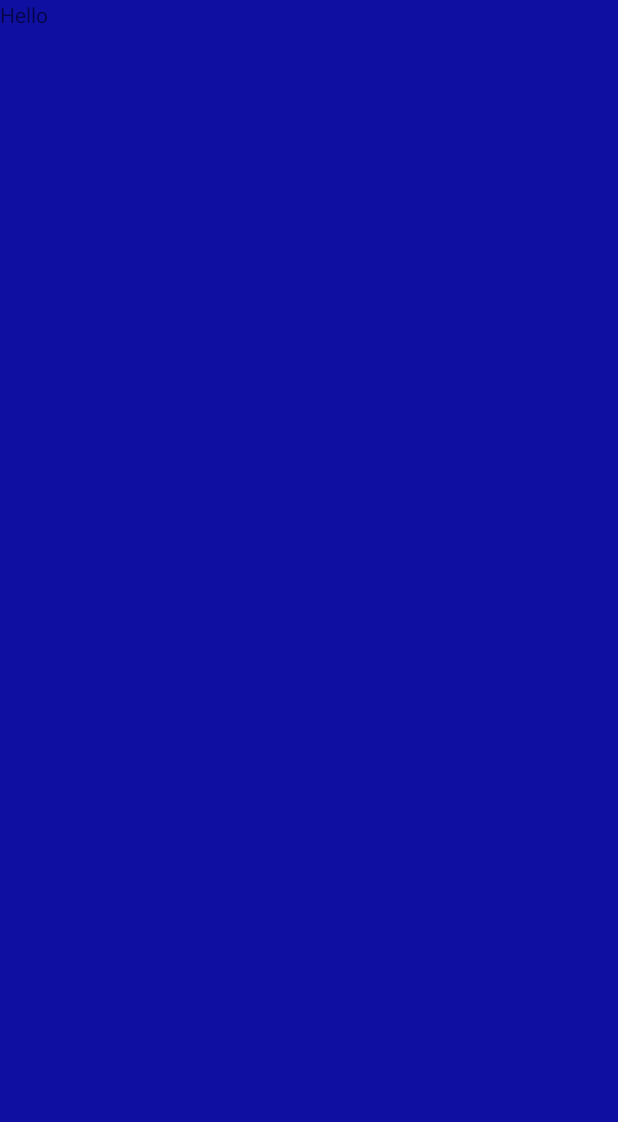
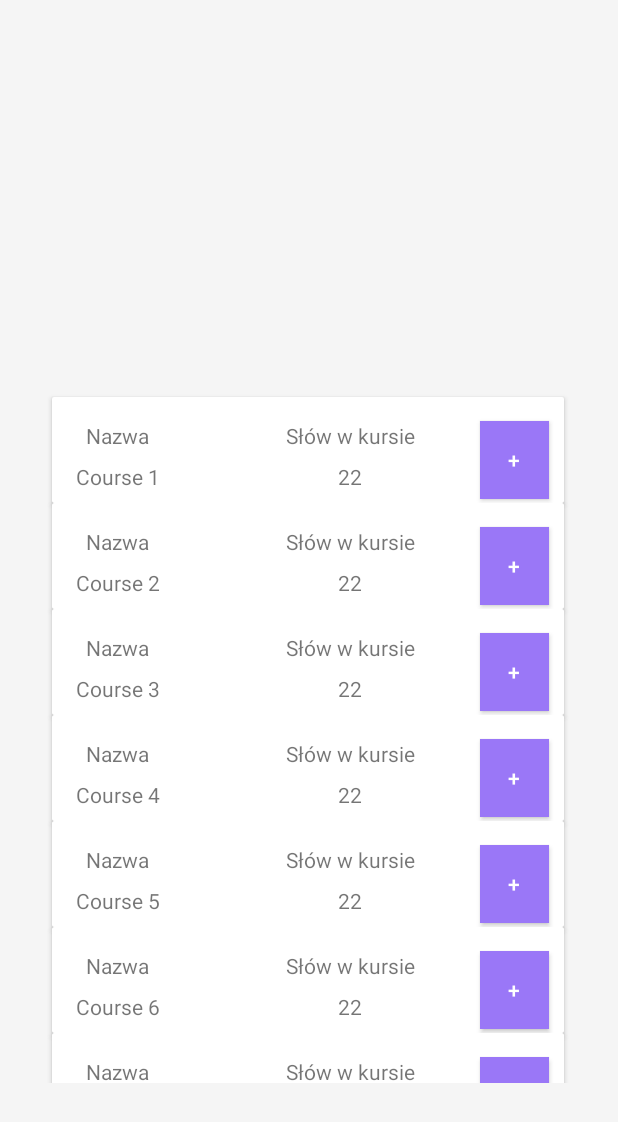
Before and after one commit to masslany/-PAdTM-Langusta, an Android app: the CourseListFragment screen opened through its navigation route, on a phone screen of 412 x 824 dp. Before the commit the part shown is almost empty. Shown: the top 1122 px of the screen. Run offline under Robolectric (Android 15) with nearby library versions, the light colour scheme and no system bars; our stand-ins replace Room's generated code.

Commit message:
initial course list with dummy values implemented

```diff
--- a/app/build.gradle
+++ b/app/build.gradle
@@ -71,11 +71,15 @@ dependencies {
     kapt 'com.github.bumptech.glide:compiler:4.8.0'
 
     // Groupie RecyclerView
-    implementation 'com.xwray:groupie:2.1.0'
-    implementation 'com.xwray:groupie-kotlin-android-extensions:2.1.0'
+    implementation 'com.xwray:groupie:2.8.0'
+    implementation 'com.xwray:groupie-kotlin-android-extensions:2.8.0'
 
     // New Material Design
     implementation "com.google.android.material:material:1.1.0"
+
+    // Recycle View
+    implementation "androidx.recyclerview:recyclerview:1.1.0"
+
 
     testImplementation 'junit:junit:4.12'
     androidTestImplementation 'androidx.test.ext:junit:1.1.1'
--- /dev/null
+++ b/app/src/main/java/com/example/mobilne_projekt/adapter/CourseAdapter.kt
@@ -0,0 +1,31 @@
+package com.example.mobilne_projekt.adapter
+
+import android.view.LayoutInflater
+import android.view.View
+import android.view.ViewGroup
+import android.widget.TextView
+import androidx.recyclerview.widget.RecyclerView
+import com.example.mobilne_projekt.R
+import com.example.mobilne_projekt.data.db.entity.Course
+import kotlinx.android.synthetic.main.item_course.view.*
+
+class CourseAdapter(private val courseList: List<Course>) : RecyclerView.Adapter<CourseAdapter.CourseViewHolder>(){
+
+    override fun onCreateViewHolder(parent: ViewGroup, viewType: Int): CourseViewHolder {
+        val itemView = LayoutInflater.from(parent.context).inflate(R.layout.item_course,
+                       parent, false)
+        return CourseViewHolder(itemView)
+    }
+
+    override fun onBindViewHolder(holder: CourseViewHolder, position: Int) {
+        val currentItem = courseList[position]
+        holder.courseNameTextView.text = currentItem.courseName
+    }
+
+    override fun getItemCount() = courseList.size
+
+    class CourseViewHolder(itemView: View) : RecyclerView.ViewHolder(itemView) {
+        val courseNameTextView: TextView = itemView.courseNameTextView
+    }
+
+}
--- a/app/src/main/java/com/example/mobilne_projekt/ui/CourseListFragment.kt
+++ b/app/src/main/java/com/example/mobilne_projekt/ui/CourseListFragment.kt
@@ -6,8 +6,13 @@ import android.view.LayoutInflater
 import android.view.View
 import android.view.ViewGroup
 import androidx.lifecycle.ViewModelProvider
+import androidx.recyclerview.widget.LinearLayoutManager
 
 import com.example.mobilne_projekt.R
+import com.example.mobilne_projekt.adapter.CourseAdapter
+import com.example.mobilne_projekt.data.db.entity.Course
+import com.example.mobilne_projekt.data.db.entity.Word
+import kotlinx.android.synthetic.main.course_list_fragment.*
 
 class CourseListFragment : Fragment() {
 
@@ -27,7 +32,35 @@ class CourseListFragment : Fragment() {
     override fun onActivityCreated(savedInstanceState: Bundle?) {
         super.onActivityCreated(savedInstanceState)
         viewModel = ViewModelProvider(this).get(CourseListViewModel::class.java)
-        // TODO: Use the ViewModel
+
+        val courseList = listOf<Course>(
+            Course("Course 1", listOf<Word>()),
+            Course("Course 2", listOf<Word>()),
+            Course("Course 3", listOf<Word>()),
+            Course("Course 4", listOf<Word>()),
+            Course("Course 5", listOf<Word>()),
+            Course("Course 6", listOf<Word>()),
+            Course("Course 7", listOf<Word>()),
+            Course("Course 8", listOf<Word>()),
+            Course("Course 9", listOf<Word>()),
+            Course("Course 10", listOf<Word>()),
+            Course("Course 11", listOf<Word>()),
+            Course("Course 11", listOf<Word>()),
+            Course("Course 12", listOf<Word>()),
+            Course("Course 13", listOf<Word>()),
+            Course("Course 14", listOf<Word>()),
+            Course("Course 15", listOf<Word>()),
+            Course("Course 16", listOf<Word>()),
+            Course("Course 17", listOf<Word>()),
+            Course("Course 18", listOf<Word>()),
+            Course("Course 19", listOf<Word>())
+
+        )
+
+        courseListRecycleView.adapter = CourseAdapter(courseList)
+        courseListRecycleView.layoutManager = LinearLayoutManager(super.getContext())
+        courseListRecycleView.setHasFixedSize(true)
+
     }
 
 }
--- /dev/null
+++ b/app/src/main/res/drawable/rectangle.xml
@@ -0,0 +1,4 @@
+<?xml version="1.0" encoding="utf-8"?>
+<selector xmlns:android="http://schemas.android.com/apk/res/android">
+
+</selector>
--- a/app/src/main/res/layout/course_list_fragment.xml
+++ b/app/src/main/res/layout/course_list_fragment.xml
@@ -1,14 +1,39 @@
 <?xml version="1.0" encoding="utf-8"?>
-<FrameLayout xmlns:android="http://schemas.android.com/apk/res/android"
+<androidx.constraintlayout.widget.ConstraintLayout xmlns:android="http://schemas.android.com/apk/res/android"
+    xmlns:app="http://schemas.android.com/apk/res-auto"
     xmlns:tools="http://schemas.android.com/tools"
     android:layout_width="match_parent"
     android:layout_height="match_parent"
-    android:background="#0f0fa2"
+    android:background="#f5f5f5"
     tools:context=".ui.CourseListFragment">
 
-    <TextView
+    <View
+        android:id="@+id/view"
         android:layout_width="match_parent"
-        android:layout_height="match_parent"
-        android:text="Hello" />
+        android:layout_height="229dp"
+        android:background="@drawable/rectangle"
+        app:layout_constraintEnd_toEndOf="parent"
+        app:layout_constraintStart_toStartOf="parent"
+        app:layout_constraintTop_toTopOf="parent" />
 
-</FrameLayout>
+    <androidx.recyclerview.widget.RecyclerView
+        android:id="@+id/courseListRecycleView"
+        android:layout_width="357dp"
+        android:layout_height="465dp"
+        android:layout_marginStart="16dp"
+        android:layout_marginTop="24dp"
+        android:layout_marginEnd="16dp"
+        android:layout_marginBottom="24dp"
+        android:clipToPadding="false"
+        android:padding="8dp"
+        app:layout_constraintBottom_toBottomOf="parent"
+        app:layout_constraintEnd_toEndOf="parent"
+        app:layout_constraintHorizontal_bias="0.484"
+        app:layout_constraintStart_toStartOf="parent"
+        app:layout_constraintTop_toBottomOf="@+id/view"
+        app:layout_constraintVertical_bias="0.038"
+        tools:listitem="@layout/item_course">
+
+    </androidx.recyclerview.widget.RecyclerView>
+
+</androidx.constraintlayout.widget.ConstraintLayout>
--- /dev/null
+++ b/app/src/main/res/layout/item_course.xml
@@ -0,0 +1,107 @@
+<?xml version="1.0" encoding="utf-8"?>
+
+<androidx.cardview.widget.CardView xmlns:app="http://schemas.android.com/apk/res-auto"
+    android:layout_width="match_parent"
+    android:layout_height="wrap_content"
+    xmlns:android="http://schemas.android.com/apk/res/android">
+
+    <androidx.constraintlayout.widget.ConstraintLayout
+        android:layout_width="match_parent"
+        android:layout_height="wrap_content"
+        android:background="#FFFFFF"
+        >
+
+        <LinearLayout
+            android:id="@+id/linearLayout"
+            android:layout_width="wrap_content"
+            android:layout_height="wrap_content"
+            android:layout_marginStart="8dp"
+            android:layout_marginTop="8dp"
+            android:gravity="center"
+            android:orientation="vertical"
+            android:padding="8dp"
+            app:layout_constraintStart_toStartOf="parent"
+            app:layout_constraintTop_toTopOf="parent">
+
+            <TextView
+                android:id="@+id/nameTextView"
+                android:layout_width="wrap_content"
+                android:layout_height="wrap_content"
+                android:text="@string/nazwa" />
+
+            <TextView
+                android:id="@+id/courseNameTextView"
+                android:layout_width="wrap_content"
+                android:layout_height="wrap_content"
+                android:layout_marginTop="8dp"
+                android:text="Zwierzęta" />
+        </LinearLayout>
+
+        <!--        <LinearLayout-->
+<!--            android:id="@+id/linearLayout3"-->
+<!--            android:layout_width="wrap_content"-->
+<!--            android:layout_height="wrap_content"-->
+<!--            android:layout_marginStart="8dp"-->
+<!--            android:layout_marginTop="8dp"-->
+<!--            android:gravity="center"-->
+<!--            android:orientation="vertical"-->
+<!--            android:padding="8dp"-->
+<!--            app:layout_constraintStart_toEndOf="@+id/linearLayout2"-->
+<!--            app:layout_constraintTop_toTopOf="parent">-->
+
+<!--            <TextView-->
+<!--                android:id="@+id/percentTextView"-->
+<!--                android:layout_width="wrap_content"-->
+<!--                android:layout_height="wrap_content"-->
+<!--                android:text="@string/procent_znajomosci" />-->
+
+<!--            <TextView-->
+<!--                android:id="@+id/knownPercentTextView"-->
+<!--                android:layout_width="wrap_content"-->
+<!--                android:layout_height="wrap_content"-->
+<!--                android:layout_marginTop="8dp"-->
+<!--                android:text="50" />-->
+<!--        </LinearLayout>-->
+
+        <LinearLayout
+            android:id="@+id/linearLayout2"
+            android:layout_width="wrap_content"
+            android:layout_height="wrap_content"
+            android:layout_marginStart="68dp"
+            android:layout_marginTop="8dp"
+            android:gravity="center"
+            android:orientation="vertical"
+            android:padding="8dp"
+            app:layout_constraintStart_toEndOf="@+id/linearLayout"
+            app:layout_constraintTop_toTopOf="parent">
+
+            <TextView
+                android:id="@+id/wordsTextView"
+                android:layout_width="wrap_content"
+                android:layout_height="wrap_content"
+                android:text="@string/slow_w_kursie" />
+
+            <TextView
+                android:id="@+id/wordCountTextView"
+                android:layout_width="wrap_content"
+                android:layout_height="wrap_content"
+                android:layout_marginTop="8dp"
+                android:text="22" />
+        </LinearLayout>
+
+        <Button
+            android:id="@+id/addWordButton"
+            android:layout_width="46dp"
+            android:layout_height="52dp"
+            android:layout_marginTop="16dp"
+            android:layout_marginEnd="8dp"
+            android:background="#9a77f7"
+            android:text="@string/plus"
+            android:textColor="#FFFFFF"
+            app:layout_constraintEnd_toEndOf="parent"
+            app:layout_constraintHorizontal_bias="0.947"
+            app:layout_constraintStart_toEndOf="@+id/linearLayout2"
+            app:layout_constraintTop_toTopOf="parent" />
+
+    </androidx.constraintlayout.widget.ConstraintLayout>
+</androidx.cardview.widget.CardView>
--- a/app/src/main/res/values/strings.xml
+++ b/app/src/main/res/values/strings.xml
@@ -3,4 +3,8 @@
     <string name="langusta">LANGUSTA</string>
     <string name="wejd_na_szczyt_w_nauce_s_ownictwa">Wejdź na szczyt w nauce słownictwa!</string>
     <string name="opcje">OPCJE</string>
+    <string name="nazwa">Nazwa</string>
+    <string name="slow_w_kursie">Słów w kursie</string>
+    <string name="procent_znajomosci">Procent znajomości</string>
+    <string name="plus">+</string>
 </resources>
--- a/build.gradle
+++ b/build.gradle
@@ -8,7 +8,7 @@ buildscript {
 
     }
     dependencies {
-        classpath 'com.android.tools.build:gradle:3.6.2'
+        classpath 'com.android.tools.build:gradle:3.6.3'
         classpath "org.jetbrains.kotlin:kotlin-gradle-plugin:$kotlin_version"
 
         // NOTE: Do not place your application dependencies here; they belong
```
